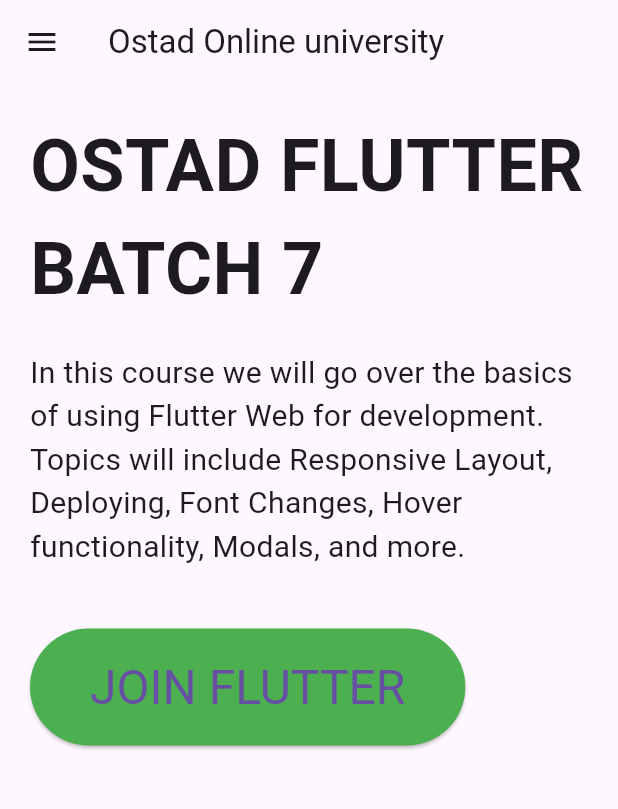
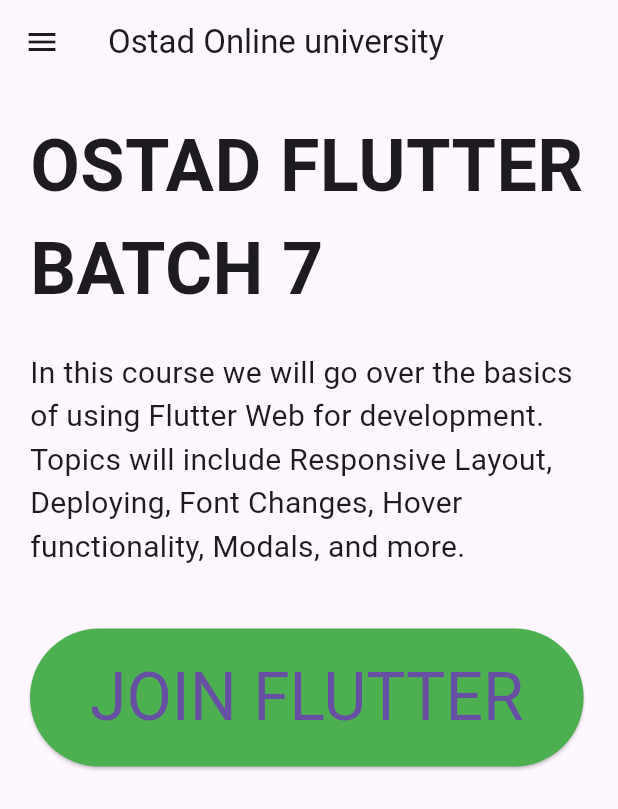
Before and after one commit to muhammadr1992/ostad_flutter7_module12_assignment, a Flutter app: the screen it shows after launch, on a phone screen of 412 x 824 dp. Shown: the top 809 px of the screen. Run offline on Flutter 3.47's test engine with Material 3 defaults, Android fonts, the phone set to English and light mode, and no system bars.

Commit message:
Ostad Flutter 7 Module 12 Assignment

```diff
--- a/lib/main.dart
+++ b/lib/main.dart
@@ -145,7 +145,7 @@
             child: Text('JOIN FLUTTER'),
             style: ElevatedButton.styleFrom(
               padding: EdgeInsets.symmetric(horizontal: 40, vertical: 20), backgroundColor: Colors.green,
-              textStyle: TextStyle(fontSize: 32),
+              textStyle: TextStyle(fontSize: 44),
             ),
           ),
         ],
```
